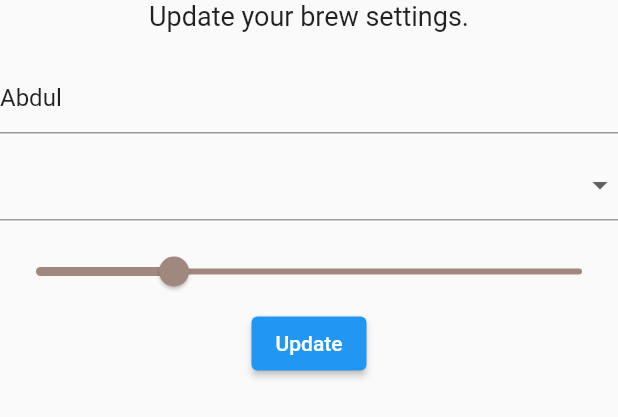
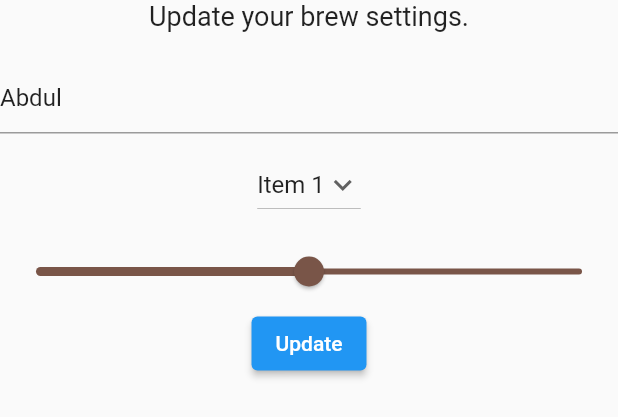
Before and after one commit to AbdulQadir98/TripEka-mobile, a Flutter app: the UpdateOrders widget shown alone on an empty page, opened directly, on a phone screen of 412 x 824 dp. Shown: the top 417 px of the screen. Run offline on Flutter 3.47's test engine with Material 2 defaults, Android fonts, the phone set to English and light mode, and no system bars; our stand-ins replace cloud_firestore, firebase_auth, firebase_core, flutter_signin_button, google_sign_in, shared_preferences; missing offline and left inert: auth; accounts and stored records are empty.

Commit message:
normal dropdown

```diff
--- a/lib/screens/home/updateOrder.dart
+++ b/lib/screens/home/updateOrder.dart
@@ -12,14 +12,24 @@ class _UpdateOrdersState extends State<UpdateOrders> {
   final List<int> strengths = [100, 200, 300, 400, 500, 600, 700, 800, 900];
 
   // form values
-  String? _currentName;
-  String? _currentSugars;
-  int? _currentStrength;
+  String _currentName = "Vili";
+  String _currentSugars = "20";
+  int _currentStrength = 500;
 
   // hardcode values
   String _name = "Abdul";
   String _sugars = "10";
   int _strength = 300;
+
+  // Example normal dropdown
+  String dropdownvalue = 'Item 1';
+  var items = [
+    'Item 1',
+    'Item 2',
+    'Item 3',
+    'Item 4',
+    'Item 5',
+  ];
 
   @override
   Widget build(BuildContext context) {
@@ -33,21 +43,41 @@ class _UpdateOrdersState extends State<UpdateOrders> {
           SizedBox(height: 20.0),
           TextFormField(initialValue: _name),
           SizedBox(height: 10.0),
-          DropdownButtonFormField(
-            value: _currentSugars ?? _sugars,
-            items: sugars.map((sugar) {
+          // DropdownButtonFormField(
+          //   value: _currentSugars,
+          //   items: sugars.map((sugar) {
+          //     return DropdownMenuItem(
+          //       value: sugar,
+          //       child: Text('$sugar sugars'),
+          //     );
+          //   }).toList(),
+          //   onChanged: (val) => setState(() => _currentSugars = val),
+          // ),
+          DropdownButton(
+            // Initial Value
+            value: dropdownvalue,
+            // Down Arrow Icon
+            icon: const Icon(Icons.keyboard_arrow_down),
+            // Array list of items
+            items: items.map((String items) {
               return DropdownMenuItem(
-                value: sugar,
-                child: Text('$sugar sugars'),
+                value: items,
+                child: Text(items),
               );
             }).toList(),
-            onChanged: (val) => setState(() => _currentSugars = "4"),
+            // After selecting the desired option,it will
+            // change button value to selected value
+            onChanged: (String? newValue) {
+              setState(() {
+                dropdownvalue = newValue!;
+              });
+            },
           ),
           SizedBox(height: 10.0),
           Slider(
-            value: (_currentStrength ?? _strength).toDouble(),
-            activeColor: Colors.brown[_currentStrength ?? _strength],
-            inactiveColor: Colors.brown[_currentStrength ?? _strength],
+            value: (_currentStrength).toDouble(),
+            activeColor: Colors.brown[_currentStrength],
+            inactiveColor: Colors.brown[_currentStrength],
             min: 100.0,
             max: 900.0,
             divisions: 8,
```
